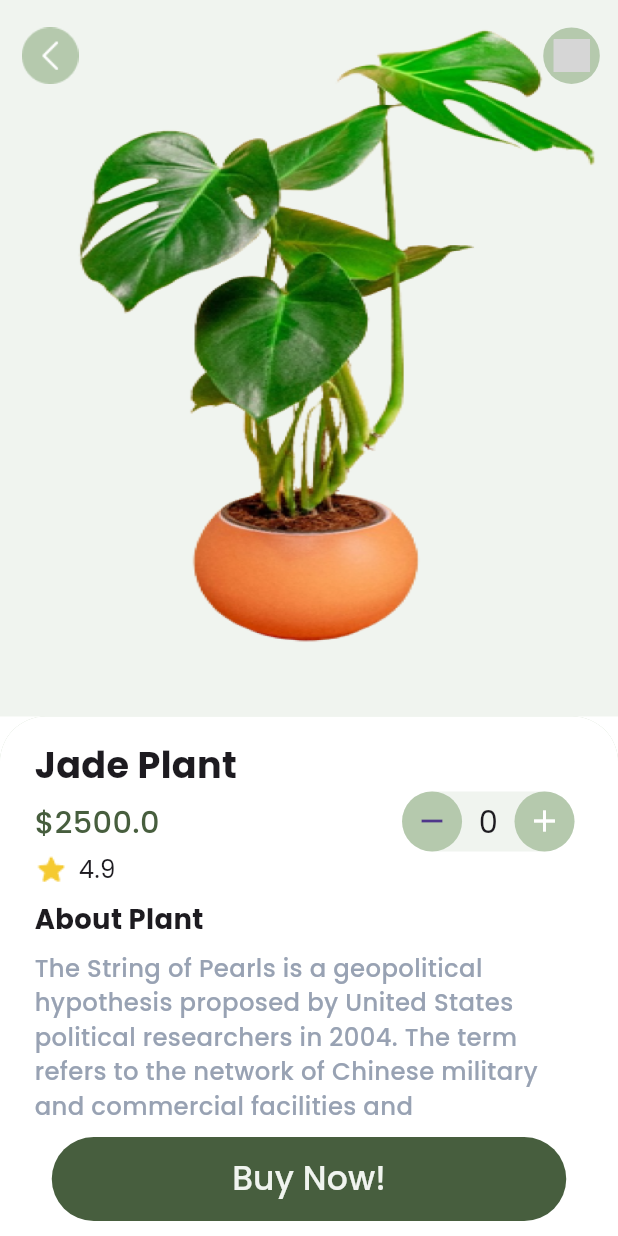
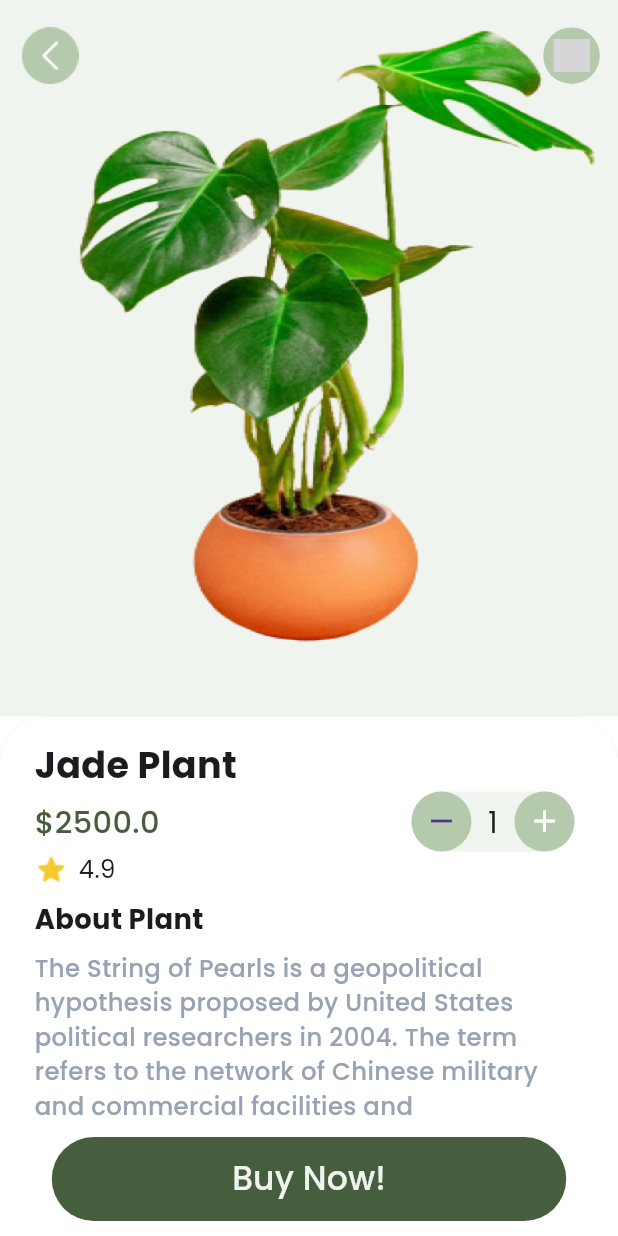
Before and after one commit to oceanmtechanshraiyani/garden_app, a Flutter app: the DetailScreen screen opened directly with sample values from the repository, on a phone screen of 412 x 824 dp. Run offline on Flutter 3.47's test engine with Material 3 defaults, Android fonts, the phone set to English and light mode, and no system bars; our stand-ins replace flutter_screenutil, flutter_svg, get, google_fonts; missing offline and left inert: qr_code_scanner, shape_of_view_null_safe; grey boxes are pictures that could not be loaded.

```diff
--- a/lib/custom_nav_bar_screen.dart
+++ b/lib/custom_nav_bar_screen.dart
@@ -76,7 +76,7 @@ class _CustomBottomNavBarState extends State<CustomBottomNavBar> {
     IconData icon,
     int index,
   ) {
-    return GestureDetector(
+    return InkWell(
       onTap: () => widget.onItemTapped(index),
       child: Column(
         mainAxisSize: MainAxisSize.min,
--- a/lib/main.dart
+++ b/lib/main.dart
@@ -1,5 +1,6 @@
 import 'package:flutter/material.dart';
 import 'package:flutter_screenutil/flutter_screenutil.dart';
+import 'package:garden_app/provider/cart_provider.dart';
 import 'package:garden_app/provider/favourite_provider.dart';
 import 'package:garden_app/provider/like_provider.dart';
 import 'package:garden_app/screens/splash_screen.dart';
@@ -20,6 +21,7 @@ class MyApp extends StatelessWidget {
       providers: [
         ChangeNotifierProvider(create: (context) => LikeProvider()),
         ChangeNotifierProvider(create: (context) => FavouriteItemProvider()),
+        ChangeNotifierProvider(create: (context) => CartProvider()),
       ],
       child: ScreenUtilInit(
         designSize: const Size(375, 812),
--- a/lib/provider/favourite_provider.dart
+++ b/lib/provider/favourite_provider.dart
@@ -2,7 +2,7 @@ import 'package:flutter/material.dart';
 import 'package:garden_app/model/models.dart';
 
 class FavouriteItemProvider with ChangeNotifier {
-  List<Product> _selectedItems = [];
+  final List<Product> _selectedItems = [];
 
   List<Product> get selectedItems => _selectedItems;
 
--- a/lib/screens/bottom_screen/like_screen.dart
+++ b/lib/screens/bottom_screen/like_screen.dart
@@ -7,8 +7,8 @@ import 'package:provider/provider.dart';
 
 class LikeScreen extends StatelessWidget {
   const LikeScreen({
-    Key? key,
-  }) : super(key: key);
+    super.key,
+  });
 
   @override
   Widget build(BuildContext context) {
--- a/lib/screens/detailscreen.dart
+++ b/lib/screens/detailscreen.dart
@@ -2,24 +2,27 @@ import 'package:flutter/material.dart';
 import 'package:flutter_screenutil/flutter_screenutil.dart';
 import 'package:flutter_svg/svg.dart';
 import 'package:garden_app/model/models.dart';
+import 'package:garden_app/provider/cart_provider.dart';
 import 'package:garden_app/provider/favourite_provider.dart';
-import 'package:garden_app/screens/bottom_screen/shoping_screen.dart';
+
 import 'package:provider/provider.dart';
 
 class DetailScreen extends StatefulWidget {
   final Product product;
 
   const DetailScreen({
-    Key? key,
-    required this.product, required void Function() onLikeToggle, required bool isLiked,
-  }) : super(key: key);
+    super.key,
+    required this.product,
+    required void Function() onLikeToggle,
+    required bool isLiked,
+  });
 
   @override
   _DetailScreenState createState() => _DetailScreenState();
 }
 
 class _DetailScreenState extends State<DetailScreen> {
-  int number = 0;
+  int number = 1;
   bool isAddedToCart = false;
 
   void incrementNumber() {
@@ -30,7 +33,7 @@ class _DetailScreenState extends State<DetailScreen> {
 
   void decrementNumber() {
     setState(() {
-      if (number >= 1) {
+      if (number > 1) {
         number--;
       }
     });
@@ -50,6 +53,7 @@ class _DetailScreenState extends State<DetailScreen> {
   @override
   Widget build(BuildContext context) {
     final favouriteProvider = Provider.of<FavouriteItemProvider>(context);
+    final CartitemProvider = Provider.of<CartProvider>(context);
     final isLiked = favouriteProvider.isFavourite(widget.product);
 
     return SafeArea(
@@ -83,7 +87,11 @@ class _DetailScreenState extends State<DetailScreen> {
                   },
                   icon: SvgPicture.asset(
                     "assets/bottomnavitems/heart_filled.svg",
-                    color: isLiked ? Colors.red : Colors.white,
+                    colorFilter: ColorFilter.mode(
+                      isLiked ? Colors.red : Colors.white,
+                      BlendMode.srcIn,
+                    ),
+                    // color: isLiked ? Colors.red : Colors.white,
                   ),
                 ),
               ),
@@ -290,16 +298,18 @@ class _DetailScreenState extends State<DetailScreen> {
                 width: 343,
                 child: TextButton(
                   onPressed: () {
+                    CartitemProvider.addItem(widget.product);
                     addToCart();
-                    Navigator.push(
-                      context,
-                      MaterialPageRoute(
-                        builder: (context) => const ShopingScreen(),
-                      ),
-                    );
+
+                    // Navigator.push(
+                    //   context,
+                    //   MaterialPageRoute(
+                    //     builder: (context) => const ShopingScreen(),
+                    //   ),
+                    // );
                   },
                   style: ButtonStyle(
-                    backgroundColor: MaterialStateProperty.all(
+                    backgroundColor: WidgetStateProperty.all(
                       const Color(0xff475E3E),
                     ),
                   ),
```
Also changed, not shown: lib/model/cart_model.dart (added, +13 -0 lines), lib/model/models.dart (+12 -3 lines), lib/provider/cart_provider.dart (added, +33 -0 lines), lib/screens/bottom_screen/shoping_screen.dart (+90 -12 lines), lib/widgets/product_card.dart (+8 -4 lines).
